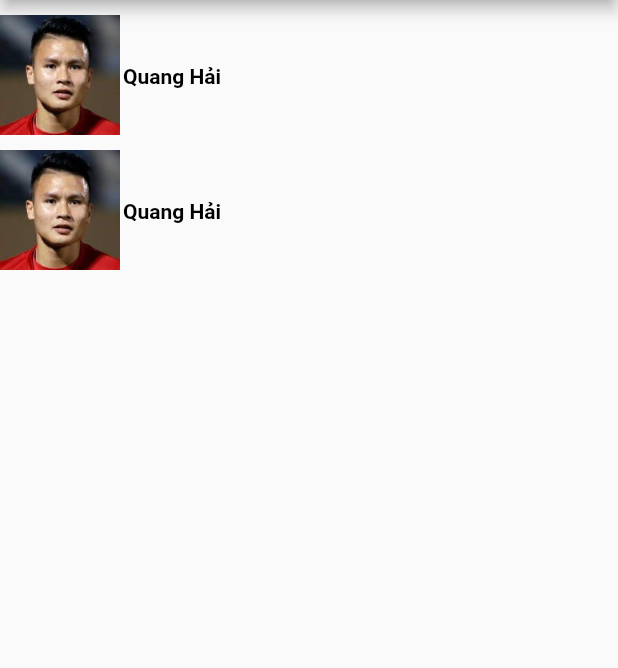
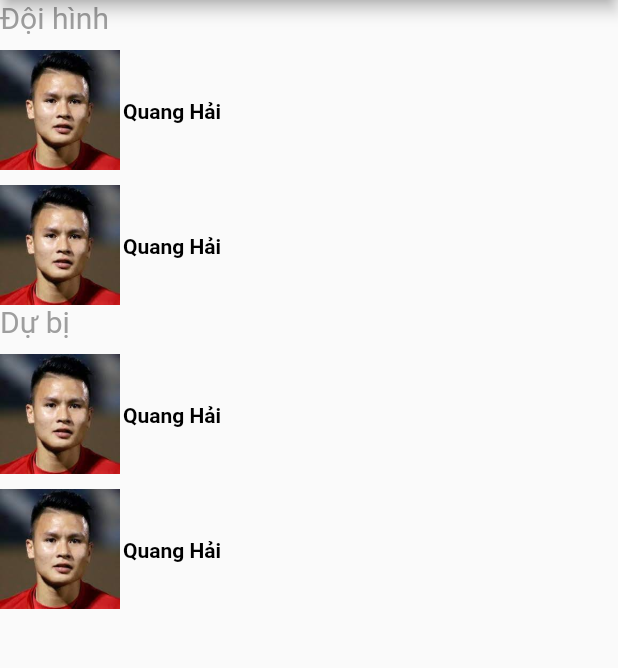
Before and after one commit to ducnm2k/v-league, a Flutter app: the screen it shows after launch, tab 2 chosen, on a phone screen of 412 x 824 dp, the part 99-767 px from its top. Run offline on Flutter 3.47's test engine with Material 2 defaults, Android fonts, the phone set to English and light mode, and no system bars; our stand-ins replace dio, firebase_auth, firebase_core, firebase_messaging, flutter_local_notifications, google_sign_in; accounts and stored records are empty.

Commit message:
details match and cau thu detail

```diff
--- a/lib/screens/football_match_schedule_and_football_player_screen/cauthu.dart
+++ b/lib/screens/football_match_schedule_and_football_player_screen/cauthu.dart
@@ -10,6 +10,15 @@ class CauThu extends StatelessWidget {
         mainAxisAlignment: MainAxisAlignment.start,
         crossAxisAlignment: CrossAxisAlignment.start,
         children: [
+
+          Text(
+            "Đội hình",
+            style: TextStyle(
+              color: Colors.grey,
+              fontWeight: FontWeight.normal,
+              fontSize: 20,
+            ),
+          ),
           SizedBox(
             height: 10,
           ),
@@ -37,7 +46,85 @@ class CauThu extends StatelessWidget {
                 ),
               ),
             ],
-          )),
+          ),
+          ),
+          Padding(
+            padding: const EdgeInsets.only(top: 10),
+            child: Row(
+              crossAxisAlignment: CrossAxisAlignment.center,
+              mainAxisAlignment: MainAxisAlignment.spaceBetween,
+              children: [
+                Row(
+                  crossAxisAlignment: CrossAxisAlignment.start,
+                  children: [
+                    Container(
+                      child: Row(
+                        children: [
+                          Image.asset(
+                            "assets/images/quanghai.jpg",
+                            height: 80,
+                            width: 80,
+                          ),
+                          Container(
+                            padding: EdgeInsets.only(
+                              top: 2,
+                              left: 2,
+                              right: 2,
+                            ),
+                            child: Text(
+                              "Quang Hải",
+                              style: TextStyle(
+                                color: Colors.black,
+                                fontWeight: FontWeight.bold,
+                                fontSize: 14,
+                              ),
+                            ),
+                          ),
+                        ],
+                      ),
+                    ),
+                  ],
+                )
+              ],
+            ),
+          ),
+          Text(
+            "Dự bị",
+            style: TextStyle(
+              color: Colors.grey,
+              fontWeight: FontWeight.normal,
+              fontSize: 20,
+            ),
+          ),
+          SizedBox(
+            height: 10,
+          ),
+          Container(
+            child: Row(
+              children: [
+                Image.asset(
+                  "assets/images/quanghai.jpg",
+                  height: 80,
+                  width: 80,
+                ),
+                Container(
+                  padding: EdgeInsets.only(
+                    top: 2,
+                    left: 2,
+                    right: 2,
+                  ),
+                  child: Text(
+                    "Quang Hải",
+                    style: TextStyle(
+                      color: Colors.black,
+                      fontWeight: FontWeight.bold,
+                      fontSize: 14,
+                    ),
+                  ),
+                ),
+              ],
+            ),
+          ),
           Padding(
             padding: const EdgeInsets.only(top: 10),
             child: Row(
```
